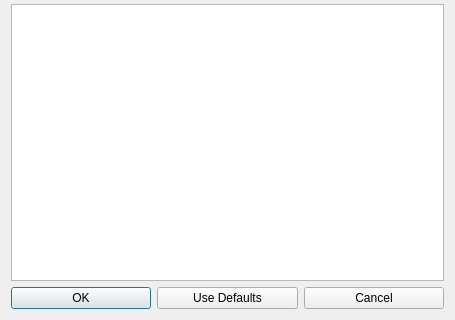
Before: the Qt Designer form ui/flags.ui in ngld/old-knossos, drawn with Qt 5; both pictures show x 0 to 455 and y 187 to 507 of the 455 by 507 pixel window.
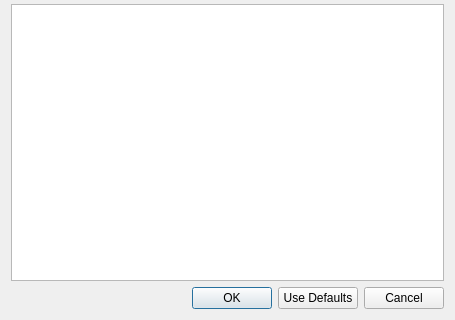
After: the same form once the commit is applied.

What changed in the file:
```diff
--- a/ui/flags.ui
+++ b/ui/flags.ui
@@ -89,6 +89,19 @@
    </item>
    <item>
     <layout class="QHBoxLayout" name="horizontalLayout">
+     <item>
+      <spacer name="horizontalSpacer">
+       <property name="orientation">
+        <enum>Qt::Horizontal</enum>
+       </property>
+       <property name="sizeHint" stdset="0">
+        <size>
+         <width>40</width>
+         <height>20</height>
+        </size>
+       </property>
+      </spacer>
+     </item>
      <item>
       <widget class="QPushButton" name="okButton">
        <property name="text">
```
